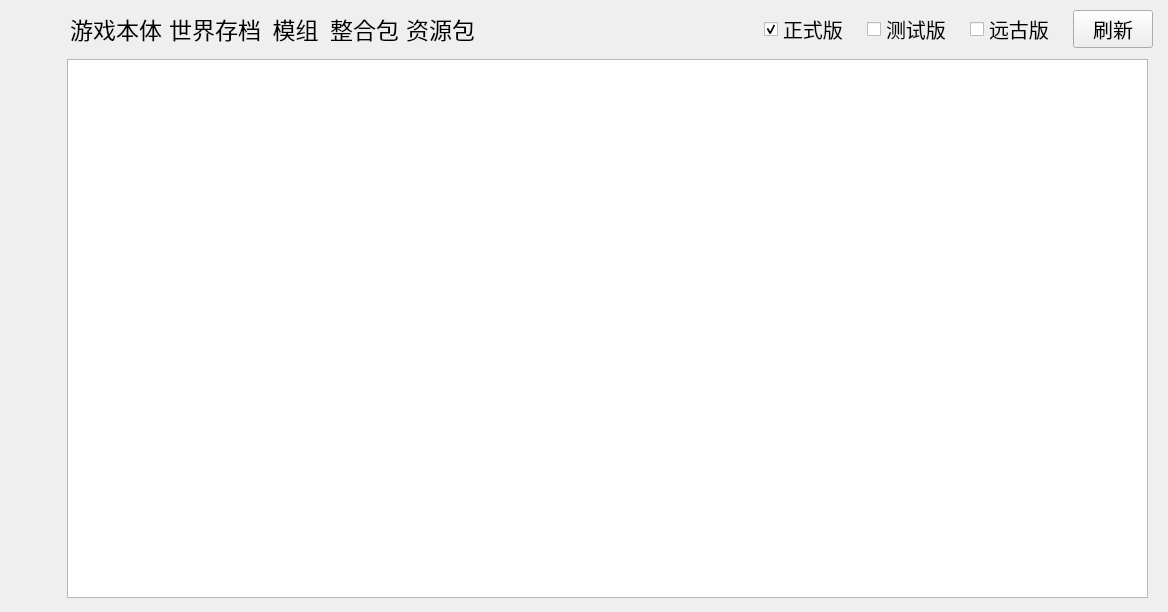
SkyWorldStudio/Minecraft-Optimal-Starter_3, file UI/MainWindow/MainWindow.ui: the form before one commit.
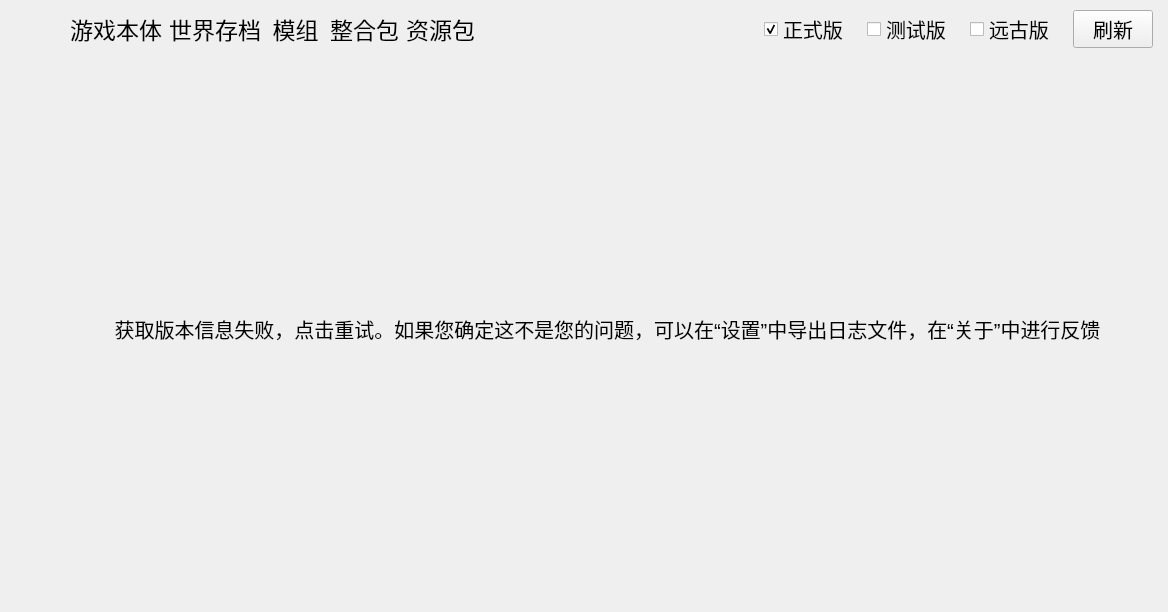
The form after the commit. The open tabs and pages were chosen to show the change. Icons and pictures are not drawn. Custom widgets are drawn as their Qt base class.

Commit message: 📝:增加1个功能 & 📈:1个优化 & 🛠:修复5个Bug 📝 :增加1个功能    ｜--在获取版本列表是如果出现错误，显示错误页面    ｜--在安装详情页，获取Fabric等列表时显示进度 📈 :1个优化    ｜--每次进行游戏安装时, 不需要手动输入版本名称 🛠 :修复5个Bug    ｜--有时返回系统报错    ｜--游戏安装页面的4个小bug -------- 代办📒： 📝 :添加Forge安装程序 📝 :删除游戏 80%    ｜-----游戏文件夹列表100%    ｜-----游戏文件夹列表优化100%    ｜-----缓存上次在游戏列表中选择的游戏文件夹100%    ｜-----游戏列表70%    ｜-----游戏检测100%    ｜-----自定义控件 100%    ｜-----游戏种类检测 📝 :游戏管理页面UI 70% 📝 :游戏管理页面UI交互 20% 📝 :游戏管理页面UI 70%

```diff
--- a/UI/MainWindow/MainWindow.ui
+++ b/UI/MainWindow/MainWindow.ui
@@ -2312,6 +2312,25 @@
                         <number>6</number>
                        </property>
                        <item>
+                        <widget class="QStackedWidget" name="stackedWidget_page_download_1_main">
+                         <property name="currentIndex">
+                          <number>0</number>
+                         </property>
+                         <widget class="QWidget" name="page_stackedWidget_page_download_1_main_1">
+                          <layout class="QHBoxLayout" name="horizontalLayout_31">
+                           <property name="leftMargin">
+                            <number>0</number>
+                           </property>
+                           <property name="topMargin">
+                            <number>0</number>
+                           </property>
+                           <property name="rightMargin">
+                            <number>0</number>
+                           </property>
+                           <property name="bottomMargin">
+                            <number>0</number>
+                           </property>
+                           <item>
                         <widget class="QListWidget" name="listWidget_page_1_download">
                          <property name="font">
                           <font>
@@ -2328,6 +2347,32 @@
                        </item>
                       </layout>
                      </widget>
+                         <widget class="QWidget" name="page_stackedWidget_page_download_1_main_2">
+                          <layout class="QHBoxLayout" name="horizontalLayout_30">
+                           <item>
+                            <widget class="MyQLabel" name="listWidget_page_1_download_errorText">
+                             <property name="font">
+                              <font>
+                               <pointsize>15</pointsize>
+                              </font>
+                             </property>
+                             <property name="text">
+                              <string>获取版本信息失败，点击重试。如果您确定这不是您的问题，可以在“设置”中导出日志文件，在“关于”中进行反馈</string>
+                             </property>
+                             <property name="alignment">
+                              <set>Qt::AlignCenter</set>
+                             </property>
+                             <property name="wordWrap">
+                              <bool>true</bool>
+                             </property>
+                            </widget>
+                           </item>
+                          </layout>
+                         </widget>
+                        </widget>
+                       </item>
+                      </layout>
+                     </widget>
                      <widget class="QWidget" name="page_download_1_install">
                       <layout class="QVBoxLayout" name="verticalLayout_13">
                        <property name="leftMargin">
```
Left out of the diff: 23 changed lines with no effect on the pictures. Lines whose indentation alone changed are shown as unchanged. The commit also changes 7 other files.
